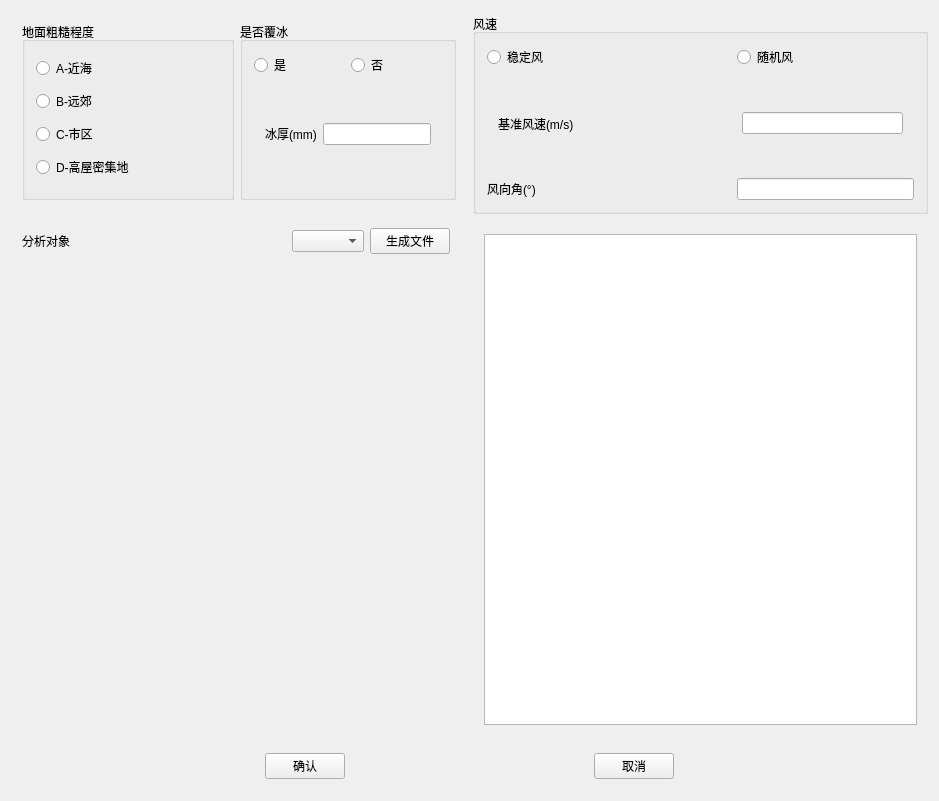
Qt form TW/Wind.ui (Shixuku/Tower-Visual) before a commit.
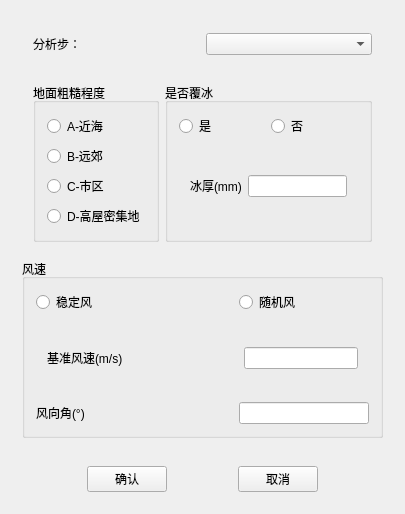
The same form after that commit.

Commit message: 1.再再再再次更新了范理的动态链接库 2.增加了可直接读取文件显示模型计算的功能 3.增加随机风下的单元集

Patch:
```diff
--- a/TW/Wind.ui
+++ b/TW/Wind.ui
@@ -6,22 +6,35 @@
    <rect>
     <x>0</x>
     <y>0</y>
-    <width>939</width>
-    <height>801</height>
+    <width>405</width>
+    <height>493</height>
    </rect>
   </property>
   <property name="windowTitle">
    <string>风荷载</string>
   </property>
-  <layout class="QGridLayout" name="gridLayout_7">
+  <layout class="QGridLayout" name="gridLayout_4">
    <item row="0" column="0">
     <widget class="QWidget" name="widget" native="true">
-     <property name="maximumSize">
-      <size>
-       <width>16777215</width>
-       <height>200</height>
-      </size>
-     </property>
+     <layout class="QVBoxLayout" name="verticalLayout_2">
+      <item>
+       <widget class="QWidget" name="widget_5" native="true">
+        <layout class="QHBoxLayout" name="horizontalLayout_5">
+         <item>
+          <widget class="QLabel" name="label_4">
+           <property name="text">
+            <string>分析步：</string>
+           </property>
+          </widget>
+         </item>
+         <item>
+          <widget class="QComboBox" name="comboBox"/>
+         </item>
+        </layout>
+       </widget>
+      </item>
+      <item>
+       <widget class="QWidget" name="widget_2" native="true">
      <layout class="QHBoxLayout" name="horizontalLayout">
       <item>
        <widget class="QGroupBox" name="groupBox">
@@ -108,7 +121,7 @@
      </layout>
     </widget>
    </item>
-   <item row="0" column="1" rowspan="2">
+      <item>
     <widget class="QGroupBox" name="groupBox_4">
      <property name="maximumSize">
       <size>
@@ -277,68 +290,17 @@
      </layout>
     </widget>
    </item>
-   <item row="1" column="0" rowspan="2">
-    <widget class="QWidget" name="widget_3" native="true">
-     <property name="maximumSize">
-      <size>
-       <width>500</width>
-       <height>16777215</height>
-      </size>
-     </property>
-     <layout class="QGridLayout" name="gridLayout_6">
-      <item row="0" column="1">
-       <spacer name="horizontalSpacer_5">
-        <property name="orientation">
-         <enum>Qt::Horizontal</enum>
-        </property>
-        <property name="sizeHint" stdset="0">
-         <size>
-          <width>137</width>
-          <height>20</height>
-         </size>
-        </property>
-       </spacer>
-      </item>
-      <item row="0" column="0">
-       <widget class="QLabel" name="label_4">
-        <property name="text">
-         <string>分析对象</string>
-        </property>
-       </widget>
-      </item>
-      <item row="0" column="3">
-       <widget class="QPushButton" name="count_btn">
-        <property name="text">
-         <string>生成文件</string>
-        </property>
-       </widget>
-      </item>
-      <item row="0" column="2">
-       <widget class="QComboBox" name="object_com"/>
-      </item>
-      <item row="2" column="0" colspan="5">
-       <widget class="QWidget" name="widget_5" native="true"/>
-      </item>
      </layout>
     </widget>
    </item>
-   <item row="2" column="1">
-    <widget class="QWidget" name="widget_2" native="true">
-     <property name="maximumSize">
-      <size>
-       <width>500</width>
-       <height>16777215</height>
-      </size>
-     </property>
-     <layout class="QGridLayout" name="gridLayout_4">
-      <item row="0" column="0">
-       <widget class="QTableWidget" name="tableWidget"/>
-      </item>
-     </layout>
-    </widget>
-   </item>
-   <item row="3" column="0" colspan="2">
+   <item row="1" column="0">
     <widget class="QWidget" name="widget_4" native="true">
+     <property name="maximumSize">
+      <size>
+       <width>16777215</width>
+       <height>50</height>
+      </size>
+     </property>
      <layout class="QHBoxLayout" name="horizontalLayout_2">
       <item>
        <spacer name="horizontalSpacer_2">
```
Lines whose indentation alone changed are shown as unchanged. The commit also changes 35 other files.
